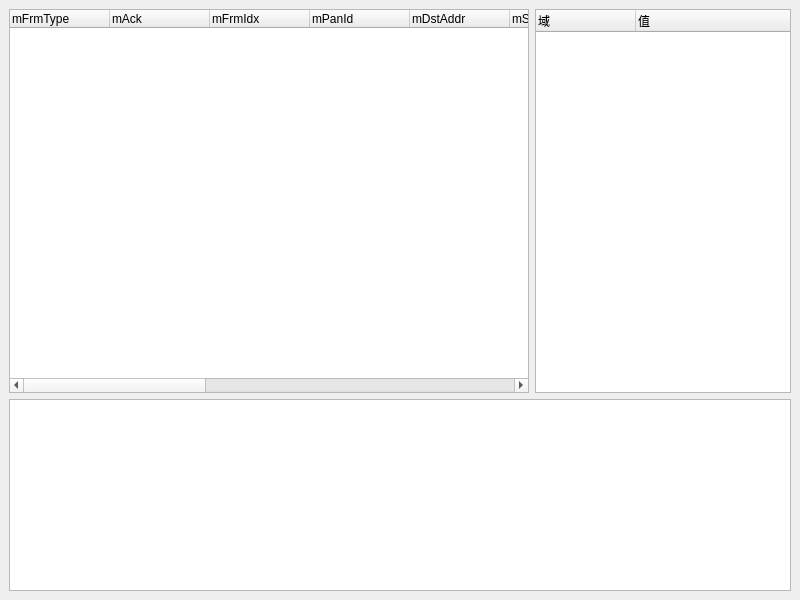
zaazbb/YM001NetworkAnalyzer, file mainwindow.ui: the form before one commit.
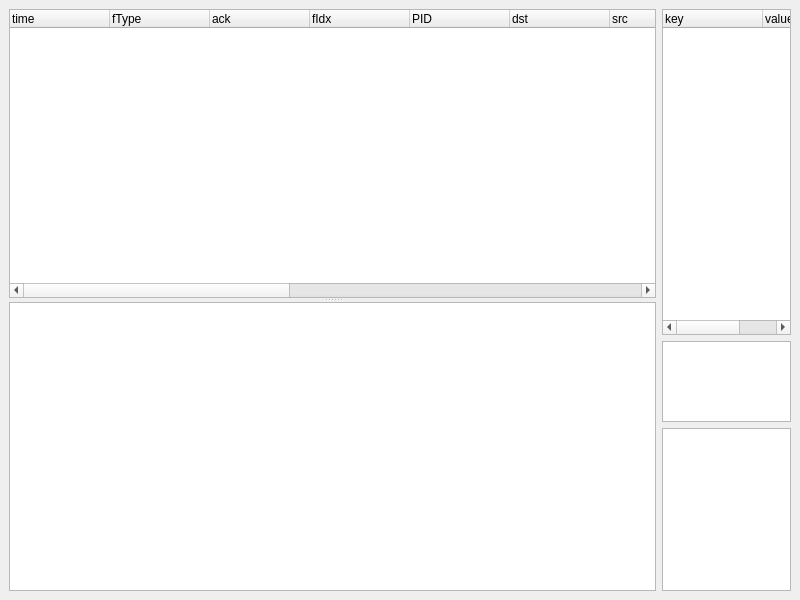
The form after the commit.

Commit message: add cmd pack parser; add cmdinfo treewidget.

What changed in the file:
```diff
--- a/mainwindow.ui
+++ b/mainwindow.ui
@@ -14,105 +14,137 @@
    <string>MainWindow</string>
   </property>
   <widget class="QWidget" name="centralWidget">
-   <layout class="QVBoxLayout" name="verticalLayout" stretch="1,0">
+   <layout class="QHBoxLayout" name="horizontalLayout" stretch="5,1">
     <item>
-     <layout class="QHBoxLayout" name="horizontalLayout" stretch="1,0">
-      <item>
+     <widget class="QSplitter" name="splitter">
+      <property name="orientation">
+       <enum>Qt::Vertical</enum>
+      </property>
        <widget class="QTreeWidget" name="treeWidget">
+       <property name="indentation">
+        <number>0</number>
+       </property>
         <property name="uniformRowHeights">
          <bool>false</bool>
         </property>
+       <property name="headerHidden">
+        <bool>false</bool>
+       </property>
         <column>
          <property name="text">
-          <string>mFrmType</string>
+         <string>time</string>
          </property>
         </column>
         <column>
          <property name="text">
-          <string>mAck</string>
+         <string>fType</string>
          </property>
         </column>
         <column>
          <property name="text">
-          <string>mFrmIdx</string>
+         <string>ack</string>
          </property>
         </column>
         <column>
          <property name="text">
-          <string>mPanId</string>
+         <string>fIdx</string>
          </property>
         </column>
         <column>
          <property name="text">
-          <string>mDstAddr</string>
+         <string>PID</string>
          </property>
         </column>
         <column>
          <property name="text">
-          <string>mSrcAddr</string>
+         <string>dst</string>
          </property>
         </column>
         <column>
          <property name="text">
-          <string>nFrmType</string>
+         <string>src</string>
          </property>
         </column>
         <column>
          <property name="text">
-          <string>nDstAddr</string>
+         <string>fType</string>
          </property>
         </column>
         <column>
          <property name="text">
-          <string>nSrdAddr</string>
+         <string>dst</string>
          </property>
         </column>
         <column>
          <property name="text">
-          <string>nFrmIdx</string>
+         <string>src</string>
          </property>
         </column>
         <column>
          <property name="text">
-          <string>nRadius</string>
+         <string>fIdx</string>
          </property>
         </column>
         <column>
          <property name="text">
-          <string>nRouteLst</string>
+         <string>R</string>
          </property>
         </column>
         <column>
          <property name="text">
-          <string>aFrmType</string>
+         <string>routeLst</string>
          </property>
         </column>
         <column>
          <property name="text">
-          <string>aDUI</string>
-         </property>
-        </column>
-       </widget>
+         <string>fType</string>
+        </property>
+       </column>
+       <column>
+        <property name="text">
+         <string>DUI</string>
+        </property>
+       </column>
+      </widget>
+      <widget class="QPlainTextEdit" name="plainTextEdit_log"/>
+     </widget>
       </item>
       <item>
-       <widget class="QTreeWidget" name="treeWidget_2">
+     <layout class="QVBoxLayout" name="verticalLayout" stretch="4,1,2">
+      <item>
+       <widget class="QTreeWidget" name="treeWidget_cmdinfo">
+        <property name="sizePolicy">
+         <sizepolicy hsizetype="Expanding" vsizetype="Expanding">
+          <horstretch>0</horstretch>
+          <verstretch>0</verstretch>
+         </sizepolicy>
+        </property>
+        <property name="indentation">
+         <number>0</number>
+        </property>
+        <attribute name="headerVisible">
+         <bool>true</bool>
+        </attribute>
         <column>
          <property name="text">
-          <string>域</string>
+          <string>key</string>
          </property>
         </column>
         <column>
          <property name="text">
-          <string>值</string>
+          <string>value</string>
          </property>
         </column>
        </widget>
       </item>
+      <item>
+       <widget class="QPlainTextEdit" name="plainTextEdit_cinfoval"/>
+      </item>
+      <item>
+       <widget class="QPlainTextEdit" name="plainTextEdit_rawdata"/>
+      </item>
      </layout>
     </item>
-    <item>
-     <widget class="QPlainTextEdit" name="plainTextEdit"/>
-    </item>
    </layout>
   </widget>
  </widget>
```
Lines whose indentation alone changed are shown as unchanged. The commit also changes 4 other files.
